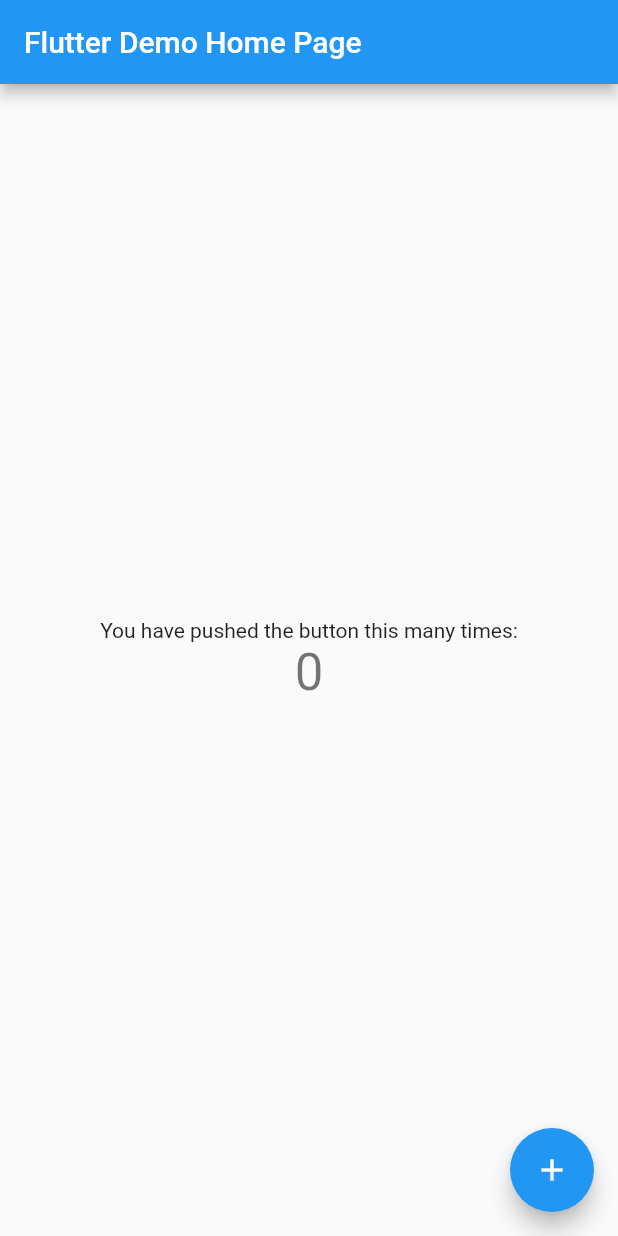
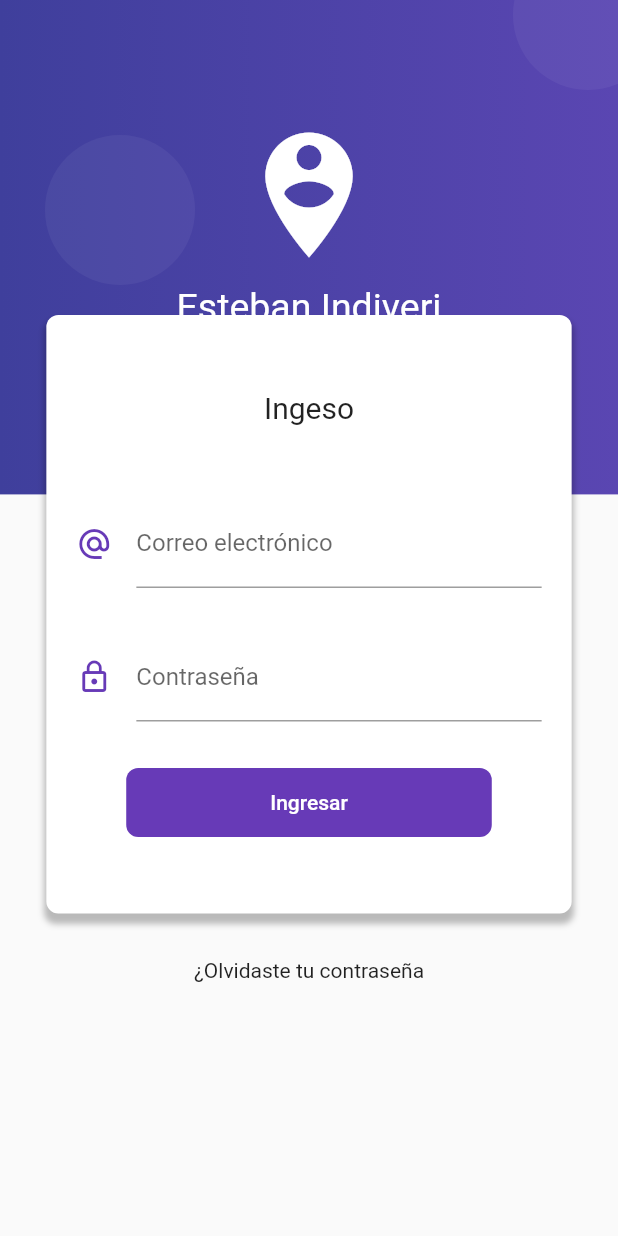
Before and after one commit to EstebanIndiveri/validatorApp, a Flutter app: the screen it shows after launch, on a phone screen of 412 x 824 dp. Run offline on Flutter 3.47's test engine with Material 2 defaults, Android fonts, the phone set to English and light mode, and no system bars.

Commit message:
loginUser v.01

```diff
--- a/lib/main.dart
+++ b/lib/main.dart
@@ -1,117 +1,20 @@
 import 'package:flutter/material.dart';
+import 'package:validatorapp/src/page/home_page.dart';
+import 'package:validatorapp/src/page/login_page.dart';
 
-void main() {
-  runApp(MyApp());
-}
+void main() => runApp(MyApp());
 
 class MyApp extends StatelessWidget {
-  // This widget is the root of your application.
   @override
   Widget build(BuildContext context) {
     return MaterialApp(
-      title: 'Flutter Demo',
-      theme: ThemeData(
-        // This is the theme of your application.
-        //
-        // Try running your application with "flutter run". You'll see the
-        // application has a blue toolbar. Then, without quitting the app, try
-        // changing the primarySwatch below to Colors.green and then invoke
-        // "hot reload" (press "r" in the console where you ran "flutter run",
-        // or simply save your changes to "hot reload" in a Flutter IDE).
-        // Notice that the counter didn't reset back to zero; the application
-        // is not restarted.
-        primarySwatch: Colors.blue,
-        // This makes the visual density adapt to the platform that you run
-        // the app on. For desktop platforms, the controls will be smaller and
-        // closer together (more dense) than on mobile platforms.
-        visualDensity: VisualDensity.adaptivePlatformDensity,
-      ),
-      home: MyHomePage(title: 'Flutter Demo Home Page'),
+      debugShowCheckedModeBanner: false,
+      title: 'Login App',
+      initialRoute: 'login',
+      routes: {
+        'login': (BuildContext context)=>LoginPage(),
+        'home': (BuildContext context)=>HomePage(),
+      },
     );
   }
 }
-
-class MyHomePage extends StatefulWidget {
-  MyHomePage({Key key, this.title}) : super(key: key);
-
-  // This widget is the home page of your application. It is stateful, meaning
-  // that it has a State object (defined below) that contains fields that affect
-  // how it looks.
-
-  // This class is the configuration for the state. It holds the values (in this
-  // case the title) provided by the parent (in this case the App widget) and
-  // used by the build method of the State. Fields in a Widget subclass are
-  // always marked "final".
-
-  final String title;
-
-  @override
-  _MyHomePageState createState() => _MyHomePageState();
-}
-
-class _MyHomePageState extends State<MyHomePage> {
-  int _counter = 0;
-
-  void _incrementCounter() {
-    setState(() {
-      // This call to setState tells the Flutter framework that something has
-      // changed in this State, which causes it to rerun the build method below
-      // so that the display can reflect the updated values. If we changed
-      // _counter without calling setState(), then the build method would not be
-      // called again, and so nothing would appear to happen.
-      _counter++;
-    });
-  }
-
-  @override
-  Widget build(BuildContext context) {
-    // This method is rerun every time setState is called, for instance as done
-    // by the _incrementCounter method above.
-    //
-    // The Flutter framework has been optimized to make rerunning build methods
-    // fast, so that you can just rebuild anything that needs updating rather
-    // than having to individually change instances of widgets.
-    return Scaffold(
-      appBar: AppBar(
-        // Here we take the value from the MyHomePage object that was created by
-        // the App.build method, and use it to set our appbar title.
-        title: Text(widget.title),
-      ),
-      body: Center(
-        // Center is a layout widget. It takes a single child and positions it
-        // in the middle of the parent.
-        child: Column(
-          // Column is also a layout widget. It takes a list of children and
-          // arranges them vertically. By default, it sizes itself to fit its
-          // children horizontally, and tries to be as tall as its parent.
-          //
-          // Invoke "debug painting" (press "p" in the console, choose the
-          // "Toggle Debug Paint" action from the Flutter Inspector in Android
-          // Studio, or the "Toggle Debug Paint" command in Visual Studio Code)
-          // to see the wireframe for each widget.
-          //
-          // Column has various properties to control how it sizes itself and
-          // how it positions its children. Here we use mainAxisAlignment to
-          // center the children vertically; the main axis here is the vertical
-          // axis because Columns are vertical (the cross axis would be
-          // horizontal).
-          mainAxisAlignment: MainAxisAlignment.center,
-          children: <Widget>[
-            Text(
-              'You have pushed the button this many times:',
-            ),
-            Text(
-              '$_counter',
-              style: Theme.of(context).textTheme.headline4,
-            ),
-          ],
-        ),
-      ),
-      floatingActionButton: FloatingActionButton(
-        onPressed: _incrementCounter,
-        tooltip: 'Increment',
-        child: Icon(Icons.add),
-      ), // This trailing comma makes auto-formatting nicer for build methods.
-    );
-  }
-}
--- /dev/null
+++ b/lib/src/page/home_page.dart
@@ -0,0 +1,12 @@
+import 'package:flutter/material.dart';
+
+class HomePage extends StatelessWidget {
+  @override
+  Widget build(BuildContext context) {
+    return Scaffold(
+      appBar: AppBar(
+        title: Text('Home Page'),
+      ),
+    );
+  }
+}
--- /dev/null
+++ b/lib/src/page/login_page.dart
@@ -0,0 +1,152 @@
+import 'package:flutter/material.dart';
+
+class LoginPage extends StatelessWidget {
+  @override
+  Widget build(BuildContext context) {
+    return Scaffold(
+      body: Stack(
+        children: <Widget>[
+          _crearFondo(context),
+          _loginForm(context),
+        ],
+      )
+    );
+  }
+
+  Widget _crearFondo(BuildContext context) {
+    final size=MediaQuery.of(context).size;
+    final fondoMorado= Container(
+      height: size.height * 0.4,
+      width: double.infinity,
+      decoration: BoxDecoration(
+        gradient: LinearGradient(
+          colors:<Color>[
+            Color.fromRGBO(63, 63, 156, 1.0),
+            Color.fromRGBO(90, 70, 178, 1.0),
+          ]
+        )
+      ),
+    );
+    final circulo=Container(
+      width: 100.0,
+      height: 100.0,
+      decoration: BoxDecoration(
+        borderRadius: BorderRadius.circular(100.0),
+        color:Color.fromRGBO(255, 255, 255, 0.05)
+      ),
+    );
+
+    final layoutBar=Container(
+          padding: EdgeInsets.only(top:80.0),
+          child: Column(
+            children: <Widget>[
+              Icon(Icons.person_pin_circle,color:Colors.white,size: 100.0,),
+              SizedBox(height: 10.0, width: double.infinity,),
+              Text('Esteban Indiveri',style:TextStyle(color: Colors.white,fontSize: 25.0))
+            ],
+          ),
+        );
+
+    return Stack(
+      children: <Widget>[
+        fondoMorado,
+        Positioned(top: 90.0,left: 30.0,child:circulo),
+        Positioned(top: -40.0,right: -30.0,child:circulo),
+        Positioned(bottom: -50.0,right: -10.0,child:circulo),
+        Positioned(bottom: 120.0,right: -10.0,child:circulo),
+        Positioned(bottom: -50.0,left: -20.0,child:circulo),
+        layoutBar,
+      ],
+    );
+  }
+
+  Widget _loginForm(BuildContext context) {
+    final size=MediaQuery.of(context).size;
+    return SingleChildScrollView(
+      child: Column(
+        children: <Widget>[
+
+          SafeArea(
+            child: Container(
+              height: 180.0,
+            ),
+          ),
+
+          Container(
+            width: size.width*0.85,
+            margin: EdgeInsets.symmetric(vertical: 30.0),
+            padding: EdgeInsets.symmetric(vertical: 50.0),
+            decoration: BoxDecoration(
+              color: Colors.white,
+              borderRadius: BorderRadius.circular(8.0),
+              boxShadow: <BoxShadow>[
+                BoxShadow(
+                  color:Colors.black26,
+                  blurRadius: 3.0,
+                  offset: Offset(0.0,5.0),
+                  spreadRadius: 1.5
+                )
+              ]
+            ),
+            child: Column(
+              children: <Widget>[
+                Text('Ingeso',style: TextStyle(fontSize: 20.0),),
+                SizedBox(height: 50.0,),
+                _crearEmail(),
+                SizedBox(height: 30.0,),
+                _crearPassword(),
+                SizedBox(height: 30.0,),
+                _crearBoton(),
+
+              ],
+            ),
+          ),
+          Text('¿Olvidaste tu contraseña'),
+          SizedBox(height: 100.0,),
+        ],
+      ),
+    );
+  }
+
+  Widget _crearEmail() {
+    return Container(
+      padding: EdgeInsets.symmetric(horizontal: 20.0),
+      child: TextField(
+        keyboardType: TextInputType.emailAddress,
+        decoration: InputDecoration(
+          icon:Icon(Icons.alternate_email,color:Colors.deepPurple),
+          hintText: 'ejemplo@correo.com',
+          labelText: 'Correo electrónico',
+        ),
+      ),
+    );
+  }
+  Widget _crearPassword() {
+    return Container(
+      padding: EdgeInsets.symmetric(horizontal: 20.0),
+      child: TextField(
+        obscureText: true,
+        keyboardType: TextInputType.emailAddress,
+        decoration: InputDecoration(
+          icon:Icon(Icons.lock_outline,color:Colors.deepPurple),
+          labelText: 'Contraseña',
+        ),
+      ),
+    );
+  }
+  Widget _crearBoton(){
+    return RaisedButton(
+      child: Container(
+        padding: EdgeInsets.symmetric(horizontal: 80.0,vertical: 15.0),
+        child: Text('Ingresar'),
+      ),
+      shape: RoundedRectangleBorder(
+        borderRadius: BorderRadius.circular(8.0)
+      ),
+      elevation: 0.0,
+      color:Colors.deepPurple,
+      textColor: Colors.white,
+      onPressed: (){},
+    );
+  }
+}
```
Also changed, not shown: 1 other file.
